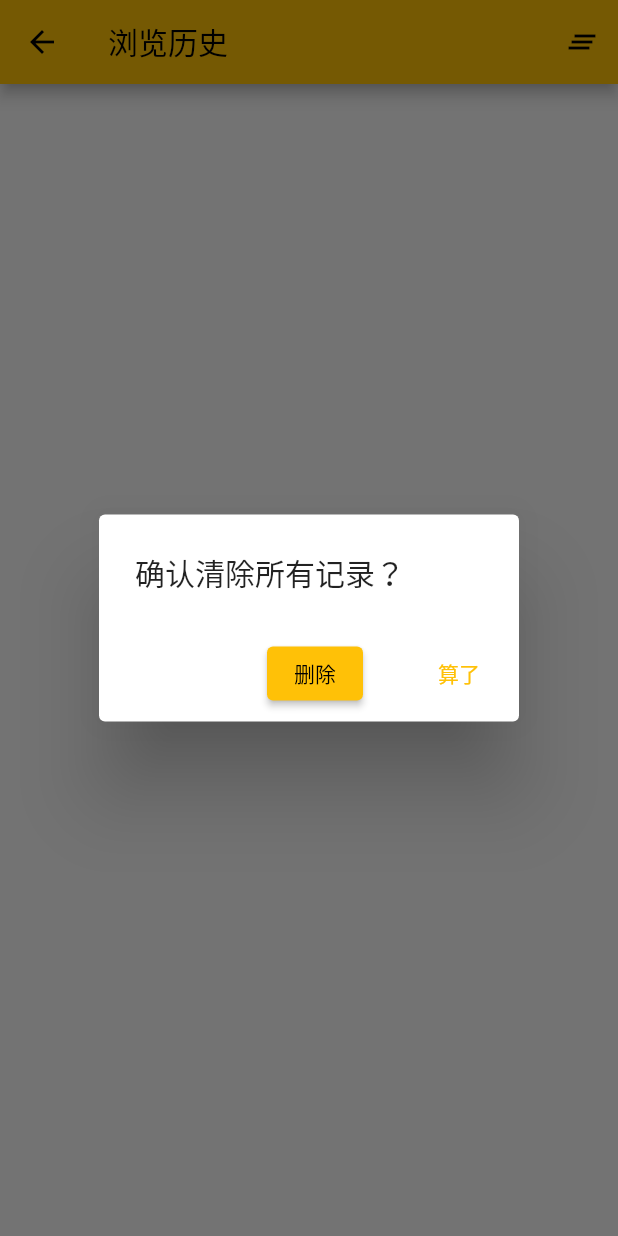
After one commit to QiaTia/comic, a Flutter app: the ComicHistory screen opened directly, after a tap on the "clear all" icon, on a phone screen of 412 x 824 dp. The commit adds this screen. Run offline on Flutter 3.47's test engine with Material 2 defaults, Android fonts, the phone set to English and light mode, and no system bars; our stand-ins replace cached_network_image, flutter_cache_manager, image_gallery_saver, permission_handler, photo_view, shared_preferences; accounts and stored records are empty; network calls fail.

Commit message:
feat: 添加了历史记录功能

```diff
--- a/lib/Widget/grid_photo_list.dart
+++ b/lib/Widget/grid_photo_list.dart
@@ -1,6 +1,7 @@
 import 'package:cached_network_image/cached_network_image.dart';
 import 'package:flutter/material.dart';
 import '../utlis/api.dart';
+import '../utlis/storage.dart';
 
 class GridPhotoList extends StatefulWidget {
   const GridPhotoList({Key? key, required this.list}) : super(key: key);
@@ -57,6 +58,7 @@ class _GridPhotoItem extends StatelessWidget {
 
     return InkWell(
         onTap: () {
+          historyStorage.save(item.id, item.title, item.image);
           Navigator.pushNamed(context, '/detail', arguments: item.id);
         },
         child: GridTile(
--- a/lib/Widget/pagination.dart
+++ b/lib/Widget/pagination.dart
@@ -37,7 +37,7 @@ class _Pagination extends State<Pagination> {
             ),
             const Padding(padding: EdgeInsets.all(8)),
             SizedBox(
-              width: 58,
+              width: 98,
               child: TextField(
                 textAlignVertical: TextAlignVertical.center,
                 textAlign: TextAlign.center,
--- /dev/null
+++ b/lib/detail/history.dart
@@ -0,0 +1,104 @@
+import 'package:flutter/material.dart';
+import '../utlis/storage.dart';
+import 'package:cached_network_image/cached_network_image.dart';
+
+class ComicHistory extends StatefulWidget {
+  const ComicHistory({super.key});
+  @override
+  State<ComicHistory> createState() => _ComicHistory();
+}
+
+class _ComicHistory extends State<ComicHistory> {
+  List<HistorytItem> list = [];
+  final ScrollController _controller = ScrollController();
+  @override
+  void initState() {
+    super.initState();
+    historyStorage.getList().then((value) {
+      setState(() {
+        list = value.reversed.toList();
+      });
+    });
+  }
+
+  @override
+  Widget build(BuildContext context) {
+    return Scaffold(
+      appBar: AppBar(
+        title: const Text('浏览历史'),
+        actions: [
+          IconButton(
+              onPressed: () async {
+                await showDialog(
+                  context: context,
+                  builder: (context) => AlertDialog(
+                    title: const Text('确认清除所有记录？'),
+                    actions: [
+                      ElevatedButton(
+                        onPressed: () async {
+                          await historyStorage.clear();
+                          setState(() {
+                            list = [];
+                          });
+                          Navigator.of(context).pop();
+                        },
+                        child: const Text('删除'),
+                      ),
+                      const Padding(
+                        padding: EdgeInsets.symmetric(horizontal: 8),
+                      ),
+                      TextButton(
+                        onPressed: () {
+                          Navigator.of(context).pop();
+                        },
+                        child: const Text('算了'),
+                      )
+                    ],
+                  ),
+                );
+              },
+              tooltip: '清除所有记录',
+              icon: const Icon(Icons.clear_all_outlined))
+        ],
+      ),
+      body: list.isNotEmpty
+          ? ListView.builder(
+              controller: _controller,
+              padding: const EdgeInsets.all(8),
+              itemBuilder: (context, index) => index == list.length
+                  ? Container(
+                      alignment: Alignment.center,
+                      padding: const EdgeInsets.symmetric(horizontal: 16),
+                      child: const Text('已经没有啦！',
+                          style: TextStyle(color: Colors.grey)),
+                    )
+                  : ListTile(
+                      onTap: () {
+                        var item = list[index];
+                        historyStorage.save(item.id, item.title, item.image);
+                        Navigator.pushNamed(context, '/detail',
+                            arguments: item.id);
+                      },
+                      contentPadding: const EdgeInsets.symmetric(vertical: 8),
+                      title: Text(list[index].title),
+                      subtitle: Text(list[index].creatAt),
+                      leading: CachedNetworkImage(
+                        imageUrl: list[index].image,
+                        fit: BoxFit.cover,
+                        progressIndicatorBuilder:
+                            (context, url, downloadProgress) =>
+                                CircularProgressIndicator(
+                                    value: downloadProgress.progress),
+                        errorWidget: (context, url, error) =>
+                            const Icon(Icons.error),
+                      ),
+                    ),
+              itemCount: list.length + 1)
+          : Container(
+              alignment: Alignment.center,
+              padding: const EdgeInsets.symmetric(horizontal: 16),
+              child: const Text('还没有记录哟！'),
+            ),
+    );
+  }
+}
--- a/lib/utlis/image.dart
+++ b/lib/utlis/image.dart
@@ -48,7 +48,7 @@ class ImageUtil {
       /// 保存图片
       final result = Map<String, dynamic>.from(
           await ImageGallerySaver.saveImage(imageBytes));
-      if (!result.putIfAbsent('isSuccess', () => false)) return true;
+      if (result.putIfAbsent('isSuccess', () => false)) return true;
       throw result;
     } catch (e) {
       print(e);
--- /dev/null
+++ b/lib/utlis/storage.dart
@@ -0,0 +1,74 @@
+import 'dart:convert';
+import 'package:shared_preferences/shared_preferences.dart';
+
+class HistorytItem {
+  // HistorytItem(this.id, this.title, this.image, this.creatAt);
+  final String id;
+  final String title;
+  final String image;
+  final String creatAt;
+
+  HistorytItem(Map<String, dynamic> json)
+      : title = json['title'],
+        id = json['id'],
+        creatAt = json['creat_at'],
+        image = json['image'];
+
+  Map<String, dynamic> toJson() =>
+      {'title': title, 'id': id, 'image': image, 'creat_at': creatAt};
+}
+
+class Storage {
+  SharedPreferences? prefs;
+  late String _storageKey;
+  Storage([key = 'history']) {
+    _storageKey = key;
+    SharedPreferences.getInstance().then((value) => {prefs = value});
+  }
+  Future<SharedPreferences> _initInstance() async {
+    prefs ??= await SharedPreferences.getInstance();
+    return prefs!;
+  }
+
+  Future<List<String>> _getList() async {
+    return (await _initInstance()).getStringList(_storageKey) ?? [];
+  }
+
+  Future<void> save(String id, String title, String image) async {
+    var list = await getList();
+    var fIndex = list.indexWhere((element) => element.id == id);
+    var newItem = HistorytItem({
+      'id': id,
+      'title': title,
+      'image': image,
+      'creat_at': _getCurretnDate()
+    });
+    if (fIndex == -1) {
+      list.add(newItem);
+    } else {
+      list[fIndex] = newItem;
+    }
+    await (await _initInstance())
+        .setStringList(_storageKey, list.map((e) => jsonEncode(e)).toList());
+  }
+
+  Future<List<HistorytItem>> getList() async {
+    var list = await _getList();
+    return list.map((e) => HistorytItem(json.decode(e))).toList();
+  }
+
+  Future<void> clear() async {
+    (await _initInstance()).remove(_storageKey);
+  }
+}
+
+String _getCurretnDate() {
+  var dateTime = DateTime.now();
+  // var year = dateTime.year;
+  // var month = dateTime.month;
+  // var day = dateTime.day;
+
+  return dateTime.toString().substring(0, 19);
+}
+
+Storage historyStorage = Storage();
--- a/pubspec.yaml
+++ b/pubspec.yaml
@@ -17,7 +17,7 @@ publish_to: 'none' # Remove this line if you wish to publish to pub.dev
 # https://developer.apple.com/library/archive/documentation/General/Reference/InfoPlistKeyReference/Articles/CoreFoundationKeys.html
 # In Windows, build-name is used as the major, minor, and patch parts
 # of the product and file versions while build-number is used as the build suffix.
-version: 1.1.6+8
+version: 1.1.9+11
 
 environment:
   sdk: '>=2.18.4 <3.0.0'
@@ -32,10 +32,9 @@ dependencies:
   flutter:
     sdk: flutter
 
-
+  shared_preferences: ^2.0.15
   # The following adds the Cupertino Icons font to your application.
   # Use with the CupertinoIcons class for iOS style icons.
-  cupertino_icons: ^1.0.2
   http: ^0.13.5
   html: ^0.15.1
   cached_network_image: ^3.2.2
```
Also changed, not shown: lib/detail/detail.dart (+102 -18 lines), lib/detail/gallery.dart (+8 -1 lines), lib/detail/search.dart (+8 -10 lines), lib/main.dart (+26 -3 lines), lib/utlis/api.dart (+7 -0 lines), pubspec.lock, 1 other file.
